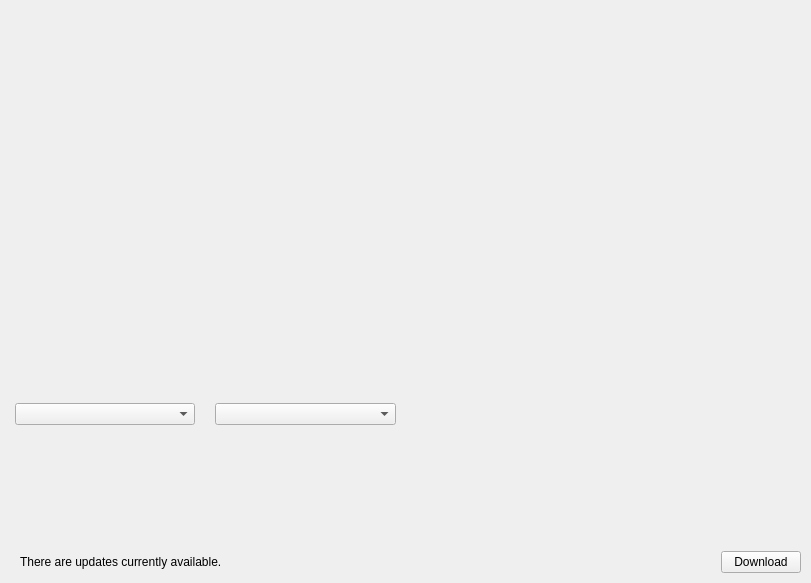
Qt form shared/nexis/Pages/Dashboard/dashboard_page.ui (s4solutionsllc/Nexis) before a commit.
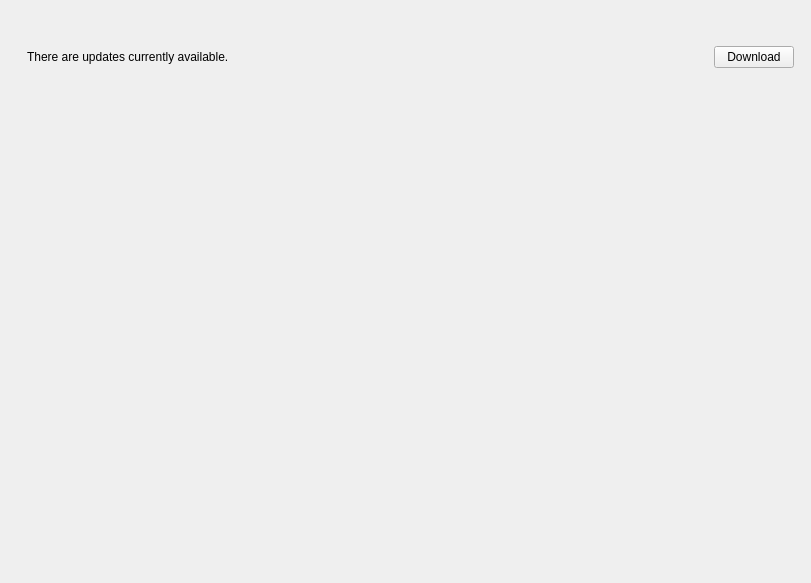
The same form after that commit.

Commit message: feat(ui): complete UI redesign — bento dashboard with collapsible sidebar (FR-42)

Patch:
```diff
--- a/shared/nexis/Pages/Dashboard/dashboard_page.ui
+++ b/shared/nexis/Pages/Dashboard/dashboard_page.ui
@@ -19,148 +19,52 @@
   <property name="windowTitle">
    <string>Dashboard</string>
   </property>
-  <layout class="QGridLayout" name="gridLayout">
+  <layout class="QVBoxLayout" name="mainLayout">
    <property name="leftMargin">
-    <number>5</number>
+    <number>12</number>
    </property>
    <property name="topMargin">
-    <number>5</number>
+    <number>12</number>
    </property>
    <property name="rightMargin">
-    <number>5</number>
+    <number>12</number>
    </property>
    <property name="bottomMargin">
-    <number>5</number>
+    <number>12</number>
    </property>
    <property name="spacing">
-    <number>0</number>
+    <number>10</number>
    </property>
-   <!-- Row 0: CircleBars spanning all 4 columns -->
-   <item row="0" column="0" colspan="4">
-    <widget class="QWidget" name="circleBars" native="true">
-     <property name="sizePolicy">
-      <sizepolicy hsizetype="Expanding" vsizetype="Expanding">
-       <horstretch>0</horstretch>
-       <verstretch>0</verstretch>
-      </sizepolicy>
+   <!-- Bento grid: tiles added programmatically -->
+   <item>
+    <layout class="QGridLayout" name="bentoGrid">
+     <property name="spacing">
+      <number>10</number>
      </property>
-     <property name="minimumSize">
-      <size>
-       <width>0</width>
-       <height>200</height>
-      </size>
-     </property>
-     <layout class="QHBoxLayout" name="circleBarsLayout">
-      <property name="spacing">
-       <number>20</number>
-      </property>
-      <property name="leftMargin">
-       <number>10</number>
-      </property>
-      <property name="topMargin">
-       <number>5</number>
-      </property>
-      <property name="rightMargin">
-       <number>10</number>
-      </property>
-      <property name="bottomMargin">
-       <number>5</number>
-      </property>
-     </layout>
-    </widget>
+    </layout>
    </item>
-   <!-- Row 1, Col 0: Temperature container -->
-   <item row="1" column="0">
-    <widget class="QWidget" name="tempContainer" native="true">
+   <!-- System Summary Card -->
+   <item>
+    <widget class="QWidget" name="systemSummary" native="true">
      <property name="sizePolicy">
-      <sizepolicy hsizetype="Expanding" vsizetype="Expanding">
+      <sizepolicy hsizetype="Expanding" vsizetype="Fixed">
        <horstretch>0</horstretch>
        <verstretch>0</verstretch>
       </sizepolicy>
      </property>
-     <layout class="QVBoxLayout" name="tempContainerLayout">
-      <property name="spacing">
-       <number>5</number>
-      </property>
+     <layout class="QHBoxLayout" name="summaryLayout">
       <property name="leftMargin">
-       <number>10</number>
+       <number>16</number>
       </property>
       <property name="topMargin">
        <number>10</number>
       </property>
       <property name="rightMargin">
-       <number>10</number>
+       <number>16</number>
       </property>
       <property name="bottomMargin">
-       <number>5</number>
-      </property>
-      <item>
-       <widget class="QComboBox" name="cmbTempSensor">
-        <property name="cursor">
-         <cursorShape>PointingHandCursor</cursorShape>
-        </property>
-        <property name="focusPolicy">
-         <enum>Qt::NoFocus</enum>
-        </property>
-       </widget>
-      </item>
-     </layout>
-    </widget>
-   </item>
-   <!-- Row 1, Col 1: GPU container -->
-   <item row="1" column="1">
-    <widget class="QWidget" name="gpuContainer" native="true">
-     <property name="sizePolicy">
-      <sizepolicy hsizetype="Expanding" vsizetype="Expanding">
-       <horstretch>0</horstretch>
-       <verstretch>0</verstretch>
-      </sizepolicy>
-     </property>
-     <layout class="QVBoxLayout" name="gpuContainerLayout">
-      <property name="spacing">
-       <number>5</number>
-      </property>
-      <property name="leftMargin">
        <number>10</number>
       </property>
-      <property name="topMargin">
-       <number>10</number>
-      </property>
-      <property name="rightMargin">
-       <number>10</number>
-      </property>
-      <property name="bottomMargin">
-       <number>5</number>
-      </property>
-      <item>
-       <widget class="QComboBox" name="cmbGpuDevice">
-        <property name="cursor">
-         <cursorShape>PointingHandCursor</cursorShape>
-        </property>
-        <property name="focusPolicy">
-         <enum>Qt::NoFocus</enum>
-        </property>
-       </widget>
-      </item>
-     </layout>
-    </widget>
-   </item>
-   <!-- Row 1, Col 2: Line Bars (Download / Upload stacked) -->
-   <item row="1" column="2">
-    <widget class="QWidget" name="lineBars" native="true">
-     <property name="sizePolicy">
-      <sizepolicy hsizetype="Expanding" vsizetype="Expanding">
-       <horstretch>0</horstretch>
-       <verstretch>0</verstretch>
-      </sizepolicy>
-     </property>
-     <property name="minimumSize">
-      <size>
-       <width>150</width>
-       <height>0</height>
-      </size>
-     </property>
-     <layout class="QVBoxLayout" name="lineBarsLayout">
       <property name="spacing">
        <number>20</number>
       </property>
@@ -179,36 +83,8 @@
      </layout>
     </widget>
    </item>
-   <!-- Row 1, Col 3: Battery container -->
-   <item row="1" column="3">
-    <widget class="QWidget" name="batteryContainer" native="true">
-     <property name="sizePolicy">
-      <sizepolicy hsizetype="Expanding" vsizetype="Expanding">
-       <horstretch>0</horstretch>
-       <verstretch>0</verstretch>
-      </sizepolicy>
-     </property>
-     <layout class="QVBoxLayout" name="batteryContainerLayout">
-      <property name="spacing">
-       <number>5</number>
-      </property>
-      <property name="leftMargin">
-       <number>10</number>
-      </property>
-      <property name="topMargin">
-       <number>10</number>
-      </property>
-      <property name="rightMargin">
-       <number>10</number>
-      </property>
-      <property name="bottomMargin">
-       <number>5</number>
-      </property>
-     </layout>
-    </widget>
-   </item>
-   <!-- Row 2: Update Bar spanning all columns -->
-   <item row="2" column="0" colspan="4">
+   <!-- Update bar -->
+   <item>
     <widget class="QWidget" name="widgetUpdateBar" native="true">
      <property name="sizePolicy">
       <sizepolicy hsizetype="Expanding" vsizetype="Fixed">
@@ -222,9 +98,6 @@
        <height>31</height>
       </size>
      </property>
-     <property name="styleSheet">
-      <string notr="true"/>
-     </property>
      <layout class="QHBoxLayout" name="updateBarLayout">
       <property name="spacing">
        <number>0</number>
@@ -267,6 +140,19 @@
      </layout>
     </widget>
    </item>
+   <item>
+    <spacer name="verticalSpacer">
+     <property name="orientation">
+      <enum>Qt::Vertical</enum>
+     </property>
+     <property name="sizeHint" stdset="0">
+      <size>
+       <width>20</width>
+       <height>0</height>
+      </size>
+     </property>
+    </spacer>
+   </item>
   </layout>
  </widget>
  <resources/>
```
Left out of the diff: 14 changed lines with no effect on the pictures. The commit also changes 61 other files.
